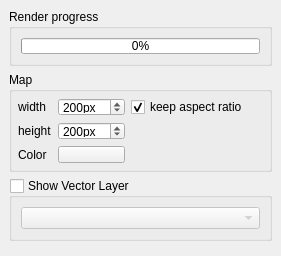
jakimowb/eo-time-series-viewer, file timeseriesviewer/ui/renderingdock.ui: the form before one commit.
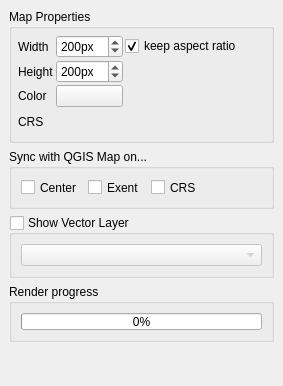
The form after the commit. Custom widgets are drawn as their Qt base class.

The edit to the form file:
```diff
--- a/timeseriesviewer/ui/renderingdock.ui
+++ b/timeseriesviewer/ui/renderingdock.ui
@@ -6,8 +6,8 @@
    <rect>
     <x>0</x>
     <y>0</y>
-    <width>281</width>
-    <height>256</height>
+    <width>283</width>
+    <height>386</height>
    </rect>
   </property>
   <property name="windowTitle">
@@ -21,37 +21,6 @@
     <enum>QFrame::Sunken</enum>
    </property>
    <layout class="QVBoxLayout" name="verticalLayout">
-    <item>
-     <widget class="QGroupBox" name="groupBox_2">
-      <property name="title">
-       <string>Render progress</string>
-      </property>
-      <layout class="QVBoxLayout" name="verticalLayout_2">
-       <item>
-        <widget class="QProgressBar" name="progressBar">
-         <property name="sizePolicy">
-          <sizepolicy hsizetype="Preferred" vsizetype="Preferred">
-           <horstretch>0</horstretch>
-           <verstretch>0</verstretch>
-          </sizepolicy>
-         </property>
-         <property name="value">
-          <number>0</number>
-         </property>
-         <property name="orientation">
-          <enum>Qt::Horizontal</enum>
-         </property>
-         <property name="invertedAppearance">
-          <bool>false</bool>
-         </property>
-         <property name="textDirection">
-          <enum>QProgressBar::TopToBottom</enum>
-         </property>
-        </widget>
-       </item>
-      </layout>
-     </widget>
-    </item>
     <item>
      <widget class="QGroupBox" name="groupBox">
       <property name="sizePolicy">
@@ -69,11 +38,11 @@
       <property name="maximumSize">
        <size>
         <width>16777215</width>
-        <height>100</height>
+        <height>200</height>
        </size>
       </property>
       <property name="title">
-       <string>Map</string>
+       <string>Map Properties</string>
       </property>
       <property name="checkable">
        <bool>false</bool>
@@ -82,10 +51,36 @@
        <property name="margin">
         <number>6</number>
        </property>
+       <property name="topMargin">
+        <number>6</number>
+       </property>
+       <property name="rightMargin">
+        <number>6</number>
+       </property>
+       <property name="bottomMargin">
+        <number>6</number>
+       </property>
+       <property name="spacing">
+        <number>2</number>
+       </property>
+       <item row="2" column="1">
+        <widget class="QgsColorButton" name="btnMapCanvasColor">
+         <property name="colorDialogTitle" stdset="0">
+          <string>Select Map Canvas Background Color</string>
+         </property>
+         <property name="color" stdset="0">
+          <color>
+           <red>0</red>
+           <green>0</green>
+           <blue>0</blue>
+          </color>
+         </property>
+        </widget>
+       </item>
        <item row="1" column="0">
         <widget class="QLabel" name="label_6">
          <property name="text">
-          <string>height</string>
+          <string>Height</string>
          </property>
          <property name="alignment">
           <set>Qt::AlignLeading|Qt::AlignLeft|Qt::AlignVCenter</set>
@@ -197,7 +192,7 @@
           </size>
          </property>
          <property name="text">
-          <string>width</string>
+          <string>Width</string>
          </property>
          <property name="alignment">
           <set>Qt::AlignLeading|Qt::AlignLeft|Qt::AlignVCenter</set>
@@ -230,19 +225,80 @@
          </property>
         </widget>
        </item>
-       <item row="2" column="1">
-        <widget class="QgsColorButton" name="btnMapCanvasColor">
-         <property name="colorDialogTitle">
-          <string>Select Map Canvas Background Color</string>
+       <item row="3" column="0">
+        <widget class="QLabel" name="label_16">
+         <property name="enabled">
+          <bool>true</bool>
          </property>
-         <property name="color">
-          <color>
-           <red>0</red>
-           <green>0</green>
-           <blue>0</blue>
-          </color>
+         <property name="text">
+          <string>CRS</string>
          </property>
         </widget>
+       </item>
+       <item row="3" column="1" colspan="2">
+        <widget class="QgsProjectionSelectionWidget" name="btnCrs" native="true">
+         <property name="minimumSize">
+          <size>
+           <width>15</width>
+           <height>25</height>
+          </size>
+         </property>
+        </widget>
+       </item>
+      </layout>
+     </widget>
+    </item>
+    <item>
+     <widget class="QGroupBox" name="gbSyncQgs">
+      <property name="minimumSize">
+       <size>
+        <width>0</width>
+        <height>60</height>
+       </size>
+      </property>
+      <property name="title">
+       <string>Sync with QGIS Map on...</string>
+      </property>
+      <property name="flat">
+       <bool>false</bool>
+      </property>
+      <layout class="QHBoxLayout" name="horizontalLayout_3">
+       <property name="spacing">
+        <number>6</number>
+       </property>
+       <item>
+        <widget class="QCheckBox" name="cbSyncQgsMapCenter">
+         <property name="text">
+          <string>Center</string>
+         </property>
+        </widget>
+       </item>
+       <item>
+        <widget class="QCheckBox" name="cbSyncQgsMapExtent">
+         <property name="text">
+          <string>Exent</string>
+         </property>
+        </widget>
+       </item>
+       <item>
+        <widget class="QCheckBox" name="cbSyncQgsCRS">
+         <property name="text">
+          <string>CRS</string>
+         </property>
+        </widget>
+       </item>
+       <item>
+        <spacer name="horizontalSpacer_3">
+         <property name="orientation">
+          <enum>Qt::Horizontal</enum>
+         </property>
+         <property name="sizeHint" stdset="0">
+          <size>
+           <width>40</width>
+           <height>20</height>
+          </size>
+         </property>
+        </spacer>
        </item>
       </layout>
      </widget>
@@ -284,6 +340,37 @@
       </layout>
      </widget>
     </item>
+    <item>
+     <widget class="QGroupBox" name="groupBox_2">
+      <property name="title">
+       <string>Render progress</string>
+      </property>
+      <layout class="QVBoxLayout" name="verticalLayout_2">
+       <item>
+        <widget class="QProgressBar" name="progressBar">
+         <property name="sizePolicy">
+          <sizepolicy hsizetype="Preferred" vsizetype="Preferred">
+           <horstretch>0</horstretch>
+           <verstretch>0</verstretch>
+          </sizepolicy>
+         </property>
+         <property name="value">
+          <number>0</number>
+         </property>
+         <property name="orientation">
+          <enum>Qt::Horizontal</enum>
+         </property>
+         <property name="invertedAppearance">
+          <bool>false</bool>
+         </property>
+         <property name="textDirection">
+          <enum>QProgressBar::TopToBottom</enum>
+         </property>
+        </widget>
+       </item>
+      </layout>
+     </widget>
+    </item>
     <item>
      <spacer name="verticalSpacer">
       <property name="orientation">
@@ -312,6 +399,12 @@
    <header>qgscollapsiblegroupbox.h</header>
    <container>1</container>
   </customwidget>
+  <customwidget>
+   <class>QgsProjectionSelectionWidget</class>
+   <extends>QWidget</extends>
+   <header>qgsprojectionselectionwidget.h</header>
+   <container>1</container>
+  </customwidget>
   <customwidget>
    <class>QgsColorButton</class>
    <extends>QPushButton</extends>
```
Left out of the diff: 94 changed lines with no effect on the pictures.
